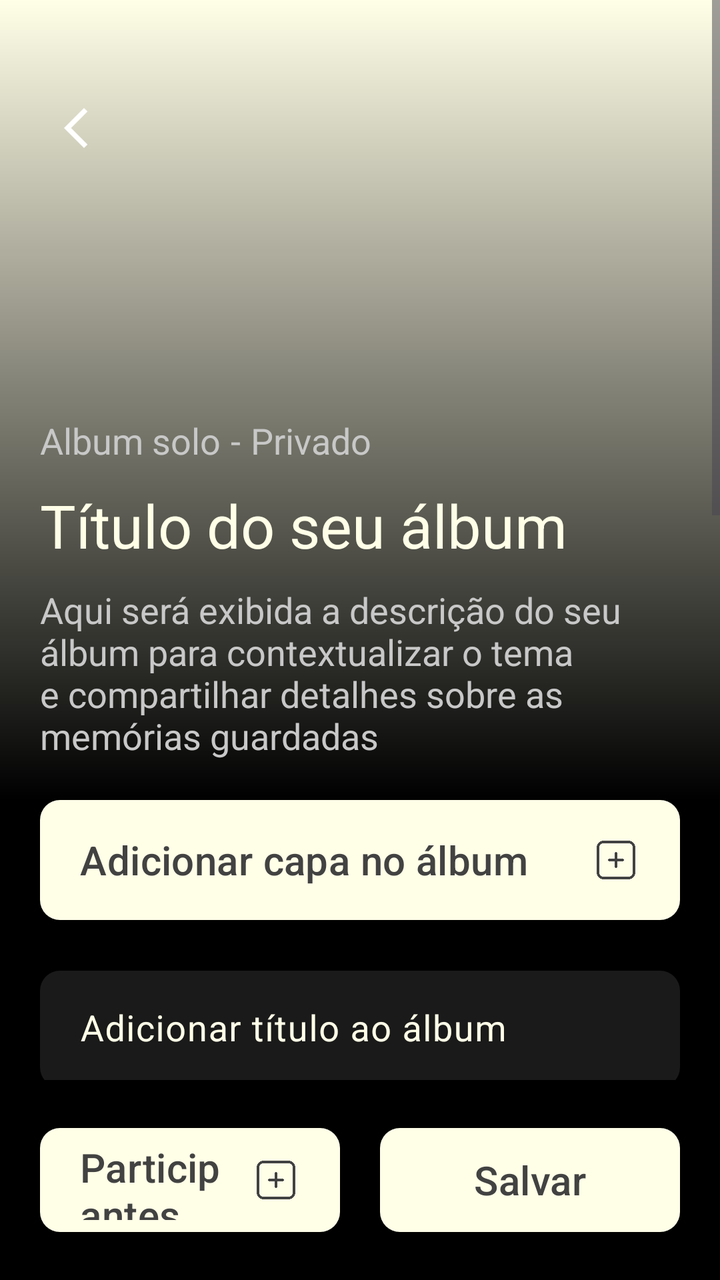
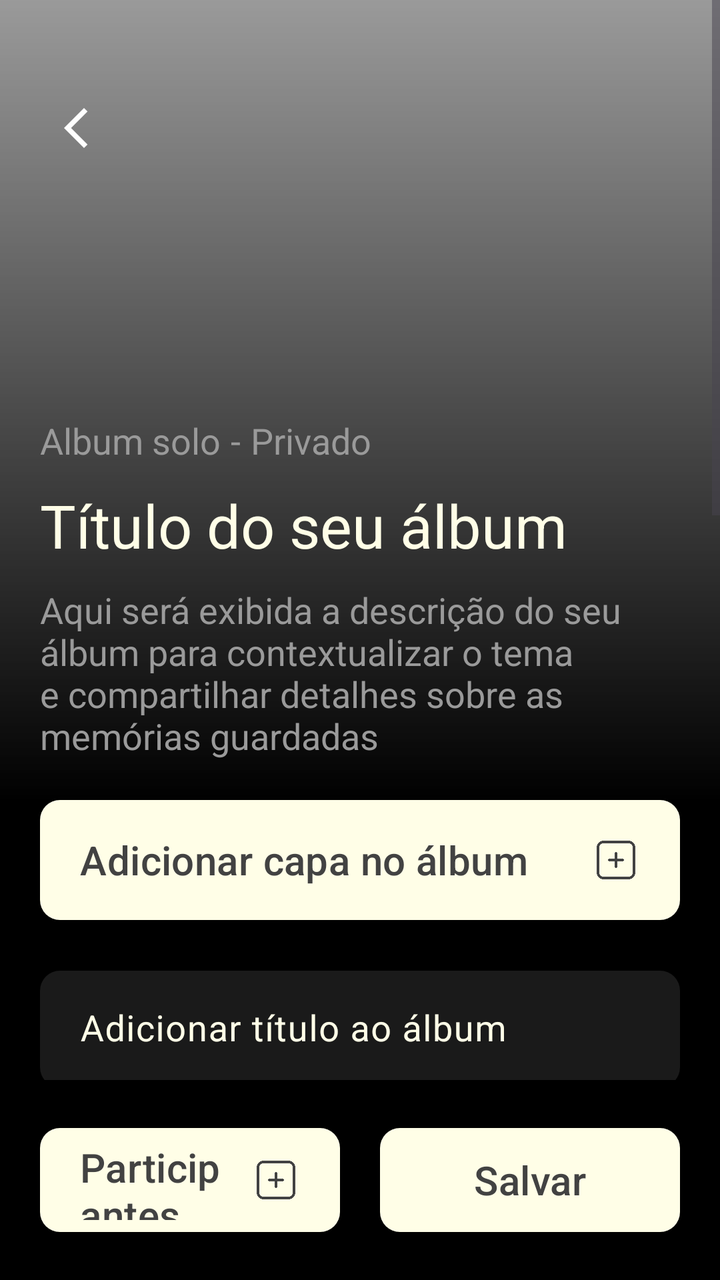

Compare the two renders of this Android layout. The source of the first and the diff that turns it into the second are given below.
<!-- AndroidManifest.xml: application theme Theme.Monaly -->
<!-- res/layout/fragment_create_album.xml -->
<?xml version="1.0" encoding="utf-8"?>
<androidx.constraintlayout.widget.ConstraintLayout xmlns:android="http://schemas.android.com/apk/res/android"
    xmlns:app="http://schemas.android.com/apk/res-auto"
    xmlns:tools="http://schemas.android.com/tools"
    android:layout_width="match_parent"
    android:layout_height="match_parent"
    android:background="#000000">

    <com.google.android.material.button.MaterialButton
        android:id="@+id/buttomSaveAlbum"
        android:layout_width="150dp"
        android:layout_height="60dp"
        android:layout_marginEnd="20dp"
        android:layout_marginBottom="20dp"
        android:layout_weight="1"
        android:text="@string/create_album_button_save"
        android:textAllCaps="false"
        android:textColor="@color/gray_dark"
        android:textSize="20sp"
        app:backgroundTint="@color/bage_neutral"
        app:cornerRadius="10dp"
        app:layout_constraintBottom_toBottomOf="parent"
        app:layout_constraintEnd_toEndOf="parent" />

    <com.google.android.material.button.MaterialButton
        android:id="@+id/buttomAddParticipants"
        android:layout_width="0dp"
        android:layout_height="60dp"
        android:layout_marginStart="20dp"
        android:layout_marginEnd="20dp"
        android:layout_marginBottom="20dp"
        android:layout_weight="1"
        android:gravity="start|center_vertical"
        android:paddingStart="20dp"
        android:paddingEnd="20dp"
        android:text="@string/create_album_button_add_participants"
        android:textAllCaps="false"
        android:textColor="@color/gray_dark"
        android:textSize="20sp"
        app:backgroundTint="@color/bage_neutral"
        app:cornerRadius="10dp"
        app:icon="@drawable/ic_add_gray_dark"
        app:iconGravity="end"
        app:iconSize="24dp"
        app:iconTint="@null"
        app:layout_constraintBottom_toBottomOf="parent"
        app:layout_constraintEnd_toStartOf="@+id/buttomSaveAlbum"
        app:layout_constraintStart_toStartOf="parent" />

    <ScrollView
        android:id="@+id/scrollForm"
        android:layout_width="match_parent"
        android:layout_height="0dp"
        android:layout_marginBottom="20dp"
        android:fillViewport="true"
        app:layout_constraintBottom_toTopOf="@+id/buttomAddParticipants"
        app:layout_constraintEnd_toEndOf="parent"
        app:layout_constraintStart_toStartOf="parent"
        app:layout_constraintTop_toTopOf="parent">

        <androidx.constraintlayout.widget.ConstraintLayout
            android:layout_width="match_parent"
            android:layout_height="wrap_content"
            android:paddingBottom="20dp">

            <ImageView
                android:id="@+id/ivCoverPhoto"
                android:layout_width="0dp"
                android:layout_height="400dp"
                android:background="@color/bage_neutral"
                android:scaleType="centerCrop"
                app:layout_constraintEnd_toEndOf="parent"
                app:layout_constraintStart_toStartOf="parent"
                app:layout_constraintTop_toTopOf="parent" />

            <ImageView
                android:id="@+id/imageGradientEffect"
                android:layout_width="0dp"
                android:layout_height="0dp"
                app:layout_constraintBottom_toBottomOf="@+id/ivCoverPhoto"
                app:layout_constraintEnd_toEndOf="parent"
                app:layout_constraintHorizontal_bias="0.0"
                app:layout_constraintStart_toStartOf="parent"
                app:layout_constraintTop_toTopOf="parent"
                app:srcCompat="@drawable/bg_gradient_black" />

            <ImageView
                android:id="@+id/btnBack"
                android:layout_width="48dp"
                android:layout_height="48dp"
                android:layout_marginStart="20dp"
                android:layout_marginTop="40dp"
                android:padding="12dp"
                android:src="@drawable/icon_arrow_back_ios"
                app:layout_constraintStart_toStartOf="parent"
                app:layout_constraintTop_toTopOf="parent"
                app:tint="#FFFFFF" />

            <com.google.android.material.button.MaterialButton
                android:id="@+id/buttonAddNewAlbum"
                android:layout_width="0dp"
                android:layout_height="60dp"
                android:layout_marginStart="20dp"
                android:layout_marginEnd="20dp"
                android:background="@drawable/drawable_background_button_gray_dark_10_dp"
                android:gravity="start|center_vertical"
                android:paddingStart="20dp"
                android:paddingEnd="20dp"
                android:text="@string/create_album_button_add_cover"
                android:textAllCaps="false"
                android:textColor="@color/gray_dark"
                android:textSize="20sp"
                app:backgroundTint="@color/bage_neutral"
                app:icon="@drawable/ic_add_gray_dark"
                app:iconGravity="end"
                app:iconSize="24dp"
                app:iconTint="@null"
                app:layout_constraintEnd_toEndOf="parent"
                app:layout_constraintHorizontal_bias="0.0"
                app:layout_constraintStart_toStartOf="parent"
                app:layout_constraintTop_toBottomOf="@+id/ivCoverPhoto" />

            <com.google.android.material.textfield.TextInputLayout
                android:id="@+id/TitleField"
                android:layout_width="match_parent"
                android:layout_height="wrap_content"
                android:layout_marginStart="20dp"
                android:layout_marginTop="20dp"
                android:layout_marginEnd="20dp"
                android:textColorHint="@color/bage_neutral"
                app:counterEnabled="true"
                app:counterMaxLength="50"
                app:counterTextColor="@color/bage_neutral"
                app:hintTextColor="@color/bage_neutral"
                app:layout_constraintEnd_toEndOf="parent"
                app:layout_constraintHorizontal_bias="0.0"
                app:layout_constraintStart_toStartOf="parent"
                app:layout_constraintTop_toBottomOf="@+id/buttonAddNewAlbum">

                <com.google.android.material.textfield.TextInputEditText
                    android:id="@+id/EditTitleField"
                    android:layout_width="match_parent"
                    android:layout_height="wrap_content"
                    android:background="@drawable/drawable_background_button_gray_deep_10_dp"
                    android:hint="@string/create_album_hint_title"
                    android:maxLength="50"
                    android:paddingStart="20dp"
                    android:paddingEnd="20dp"
                    android:textColor="@color/bage_neutral"
                    android:textSize="18sp"
                    android:inputType="textMultiLine|textCapSentences"
                    android:maxLines="1"
                    android:imeOptions="actionNext" />

            </com.google.android.material.textfield.TextInputLayout>

            <com.google.android.material.textfield.TextInputLayout
                android:id="@+id/DescriptionField"
                android:layout_width="match_parent"
                android:layout_height="wrap_content"
                android:layout_marginStart="20dp"
                android:layout_marginEnd="20dp"
                android:textColorHint="@color/bage_neutral"
                app:counterEnabled="true"
                app:counterMaxLength="350"
                app:counterTextColor="@color/bage_neutral"
                app:hintTextColor="@color/bage_neutral"
                app:layout_constraintEnd_toEndOf="parent"
                app:layout_constraintStart_toStartOf="parent"
                app:layout_constraintTop_toBottomOf="@+id/TitleField">

                <com.google.android.material.textfield.TextInputEditText
                    android:id="@+id/EditDescriptionField"
                    android:layout_width="match_parent"
                    android:layout_height="250dp"
                    android:background="@drawable/drawable_background_button_gray_deep_10_dp"
                    android:gravity="top|start"
                    android:hint="@string/create_album_hint_description"
                    android:maxLength="350"
                    android:paddingStart="20dp"
                    android:paddingEnd="20dp"
                    android:textColor="@color/gray_medium"
                    android:textSize="18sp"
                    android:inputType="textMultiLine|textCapSentences"
                    android:imeOptions="actionDone" />

            </com.google.android.material.textfield.TextInputLayout>

            <androidx.cardview.widget.CardView
                android:id="@+id/cvParticipantsMock"
                android:layout_width="match_parent"
                android:layout_height="wrap_content"
                android:layout_marginStart="20dp"
                android:layout_marginTop="5dp"
                android:layout_marginEnd="20dp"
                app:cardBackgroundColor="#262626"
                app:cardCornerRadius="10dp"
                app:cardElevation="0dp"
                app:layout_constraintEnd_toEndOf="parent"
                app:layout_constraintStart_toStartOf="parent"
                app:layout_constraintTop_toBottomOf="@+id/DescriptionField">

                <LinearLayout
                    android:background="@color/gray_deep"
                    android:layout_width="match_parent"
                    android:layout_height="wrap_content"
                    android:orientation="vertical"
                    android:padding="20dp">

                    <TextView
                        android:layout_width="wrap_content"
                        android:layout_height="wrap_content"
                        android:layout_marginBottom="30dp"
                        android:text="@string/create_album_participants_title"
                        android:textColor="@color/bage_neutral"
                        android:textSize="18sp" />

                    <LinearLayout
                        android:layout_width="match_parent"
                        android:layout_height="wrap_content"
                        android:orientation="horizontal">

                        <ImageView
                            android:layout_width="40dp"
                            android:layout_height="40dp"
                            android:layout_marginEnd="15dp"
                            android:background="@drawable/drawable_background_button_gray_deep_10_dp"
                            android:src="@drawable/ic_profile_bage_neutral" />

                        <ImageView
                            android:layout_width="40dp"
                            android:layout_height="40dp"
                            android:layout_marginEnd="15dp"
                            android:background="@drawable/drawable_background_button_gray_deep_10_dp"
                            android:src="@drawable/ic_profile_bage_neutral" />

                        <TextView
                            android:layout_width="40dp"
                            android:layout_height="40dp"
                            android:background="@drawable/drawable_background_button_gray_deep_10_dp"
                            android:gravity="center"
                            android:text="..."
                            android:textColor="@color/bage_neutral"
                            android:textSize="18sp"
                            android:textStyle="bold" />

                    </LinearLayout>

                </LinearLayout>

            </androidx.cardview.widget.CardView>

            <com.google.android.material.switchmaterial.SwitchMaterial
                android:id="@+id/switchPublic"
                android:layout_width="match_parent"
                android:layout_height="wrap_content"
                android:layout_marginStart="30dp"
                android:layout_marginTop="20dp"
                android:layout_marginEnd="30dp"
                android:text="@string/create_album_switch_public"
                android:textColor="@color/bage_neutral"
                android:textSize="16sp"
                app:layout_constraintEnd_toEndOf="parent"
                app:layout_constraintStart_toStartOf="parent"
                app:layout_constraintTop_toBottomOf="@+id/cvParticipantsMock" />

            <com.google.android.material.switchmaterial.SwitchMaterial
                android:id="@+id/switchDownload"
                android:layout_width="match_parent"
                android:layout_height="wrap_content"
                android:layout_marginStart="30dp"
                android:layout_marginTop="16dp"
                android:layout_marginEnd="30dp"
                android:text="@string/create_album_switch_download"
                android:textColor="@color/bage_neutral"
                android:textSize="16sp"
                app:layout_constraintEnd_toEndOf="parent"
                app:layout_constraintStart_toStartOf="parent"
                app:layout_constraintTop_toBottomOf="@+id/switchPublic" />

            <TextView
                android:id="@+id/textView3"
                android:layout_width="0dp"
                android:layout_height="wrap_content"
                android:layout_marginStart="20dp"
                android:layout_marginEnd="20dp"
                android:layout_marginBottom="20dp"
                android:text="@string/create_album_description_field"
                android:textColor="@color/gray_medium"
                android:textSize="18sp"
                app:layout_constraintBottom_toBottomOf="@+id/ivCoverPhoto"
                app:layout_constraintEnd_toEndOf="parent"
                app:layout_constraintStart_toStartOf="@+id/ivCoverPhoto" />

            <TextView
                android:id="@+id/textView6"
                android:layout_width="wrap_content"
                android:layout_height="wrap_content"
                android:layout_marginStart="20dp"
                android:layout_marginBottom="10dp"
                android:text="@string/create_album_title_field"
                android:textColor="@color/bage_neutral"
                android:textSize="30sp"
                app:layout_constraintBottom_toTopOf="@+id/textView3"
                app:layout_constraintStart_toStartOf="parent" />

            <TextView
                android:id="@+id/textView7"
                android:layout_width="wrap_content"
                android:layout_height="wrap_content"
                android:layout_marginStart="20dp"
                android:layout_marginBottom="10dp"
                android:text="@string/create_album_status_solo_shared"
                android:textColor="@color/gray_medium"
                android:textSize="18sp"
                app:layout_constraintBottom_toTopOf="@+id/textView6"
                app:layout_constraintStart_toStartOf="parent" />

            <TextView
                android:id="@+id/textView8"
                android:layout_width="wrap_content"
                android:layout_height="wrap_content"
                android:layout_marginStart="5dp"
                android:layout_marginBottom="10dp"
                android:text="@string/create_album_space"
                android:textColor="@color/gray_medium"
                android:textSize="18sp"
                app:layout_constraintBottom_toTopOf="@+id/textView6"
                app:layout_constraintStart_toEndOf="@+id/textView7" />

            <TextView
                android:id="@+id/textView9"
                android:layout_width="wrap_content"
                android:layout_height="wrap_content"
                android:layout_marginStart="5dp"
                android:layout_marginBottom="10dp"
                android:text="@string/create_album_status_private_public"
                android:textColor="@color/gray_medium"
                android:textSize="18sp"
                app:layout_constraintBottom_toTopOf="@+id/textView6"
                app:layout_constraintStart_toEndOf="@+id/textView8" />

        </androidx.constraintlayout.widget.ConstraintLayout>

    </ScrollView>

</androidx.constraintlayout.widget.ConstraintLayout>
<!-- resources referenced by this layout -->
<resources>
  <color name="bage_neutral">#fffee7</color>
  <color name="gray_dark">#424242</color>
  <color name="gray_deep">#1A1A1A</color>
  <color name="gray_medium">#C8C8C8</color>
  <!-- drawable bg_gradient_black (drawable) -->
  <?xml version="1.0" encoding="utf-8"?>
  <shape xmlns:android="http://schemas.android.com/apk/res/android"
  
      android:shape="rectangle">
  
      <gradient
  
          android:angle="90"
          android:startColor="@color/black"
          android:endColor="#00000000"
          android:type="linear"/>
  
  </shape>
  <!-- drawable drawable_background_button_gray_dark_10_dp (drawable) -->
  <?xml version="1.0" encoding="utf-8"?>
  <shape xmlns:android="http://schemas.android.com/apk/res/android">
  
      <corners android:radius="10dp"/>
      <solid android:color="@color/gray_dark"/>
  
  </shape>
  <!-- drawable drawable_background_button_gray_deep_10_dp (drawable) -->
  <?xml version="1.0" encoding="utf-8"?>
  <shape xmlns:android="http://schemas.android.com/apk/res/android">
  
      <solid android:color="@color/gray_deep"/>
      <corners android:radius="10dp"/>
  
  </shape>
  <!-- drawable ic_add_gray_dark: png bitmap (drawable, 1667 bytes) -->
  <!-- drawable ic_profile_bage_neutral: png bitmap (drawable, 1723 bytes) -->
  <!-- drawable icon_arrow_back_ios (drawable) -->
  <vector xmlns:android="http://schemas.android.com/apk/res/android" android:autoMirrored="true" android:height="24dp" android:tint="#FFFAC9" android:viewportHeight="960" android:viewportWidth="960" android:width="24dp">
        
      <path android:fillColor="@android:color/white" android:pathData="M400,880L0,480L400,80L471,151L142,480L471,809L400,880Z"/>
      
  </vector>
  <string name="create_album_button_add_cover">Adicionar capa no álbum</string>
  <string name="create_album_button_add_participants">Participantes</string>
  <string name="create_album_button_save">Salvar</string>
  <string name="create_album_description_field">Aqui será exibida a descrição do seu álbum para contextualizar o tema e compartilhar detalhes sobre as memórias guardadas</string>
  <string name="create_album_hint_description">Adicionar descrição ao álbum</string>
  <string name="create_album_hint_title">Adicionar título ao álbum</string>
  <string name="create_album_participants_title">Participantes</string>
  <string name="create_album_space"> - </string>
  <string name="create_album_status_private_public">Privado</string>
  <string name="create_album_status_solo_shared">Album solo</string>
  <string name="create_album_switch_download">Permitir download de mídias</string>
  <string name="create_album_switch_public">Álbum público</string>
  <string name="create_album_title_field">Título do seu álbum</string>
  <style name="Theme.Monaly" parent="Base.Theme.Monaly" />
  <color name="black">#000000</color>
  <style name="Base.Theme.Monaly" parent="Theme.Material3.DayNight.NoActionBar">
  
          <item name="android:navigationBarColor">@color/black</item>
  
      </style>
</resources>

<!-- the commit's change to res/layout/fragment_create_album.xml (unified diff, before → after) -->
@@ -67,7 +67,7 @@
                 android:id="@+id/ivCoverPhoto"
                 android:layout_width="0dp"
                 android:layout_height="400dp"
-                android:background="@color/bage_neutral"
+                android:background="@color/gray_medium"
                 android:scaleType="centerCrop"
                 app:layout_constraintEnd_toEndOf="parent"
                 app:layout_constraintStart_toStartOf="parent"
<!-- resource entries referenced after the edit -->
@@ -3,7 +3,7 @@
   <color name="bage_neutral">#fffee7</color>
   <color name="gray_dark">#424242</color>
   <color name="gray_deep">#1A1A1A</color>
-  <color name="gray_medium">#C8C8C8</color>
+  <color name="gray_medium">#9A9A9A</color>
   <!-- drawable bg_gradient_black (drawable) -->
   <?xml version="1.0" encoding="utf-8"?>
   <shape xmlns:android="http://schemas.android.com/apk/res/android"
